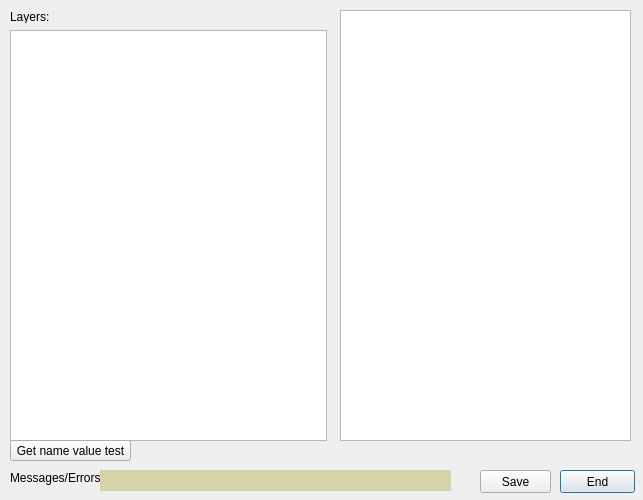
The window that marine_values_dialog_base.ui (csiro-chris-m/marine_values) describes before a commit, drawn with Qt 5.
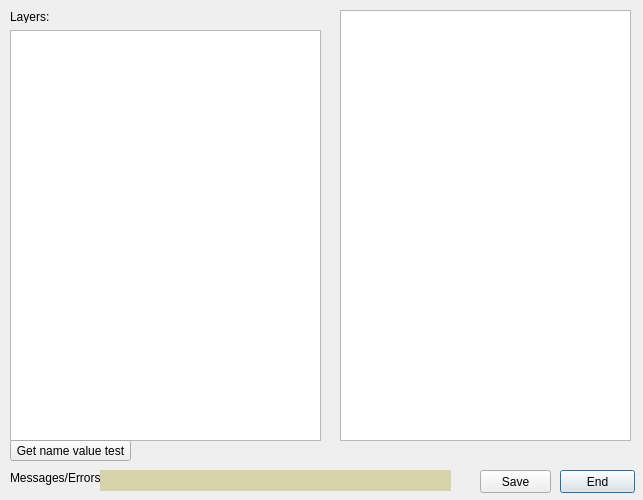
The same window after the commit.

Patch:
```diff
--- a/marine_values_dialog_base.ui
+++ b/marine_values_dialog_base.ui
@@ -70,7 +70,7 @@
     <rect>
      <x>10</x>
      <y>30</y>
-     <width>317</width>
+     <width>311</width>
      <height>411</height>
     </rect>
    </property>
```
